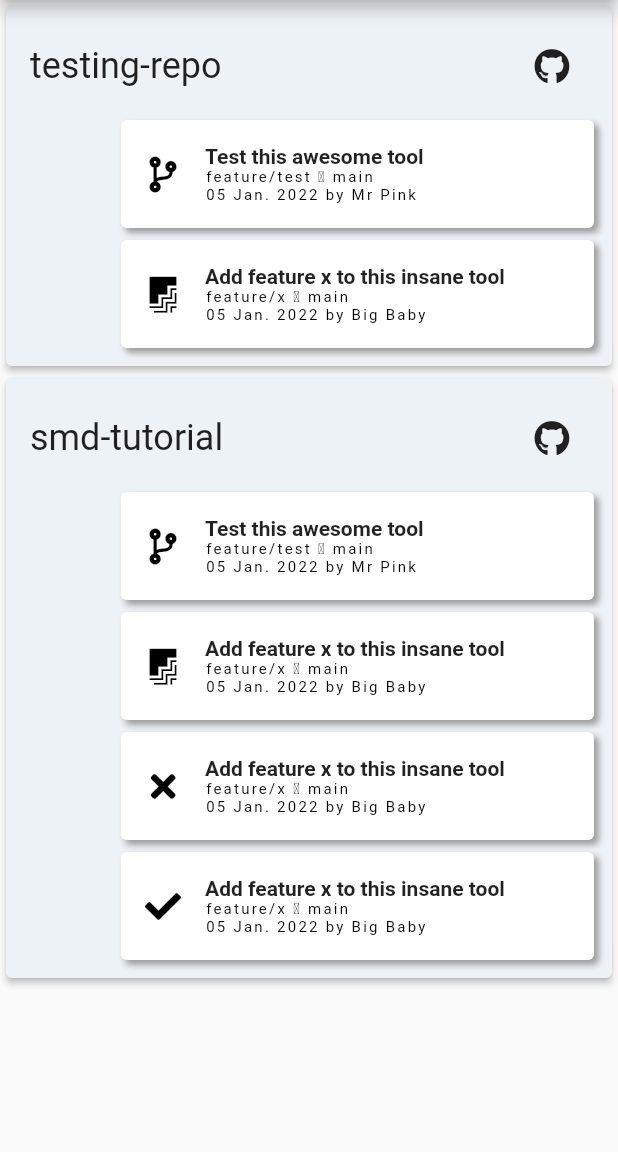
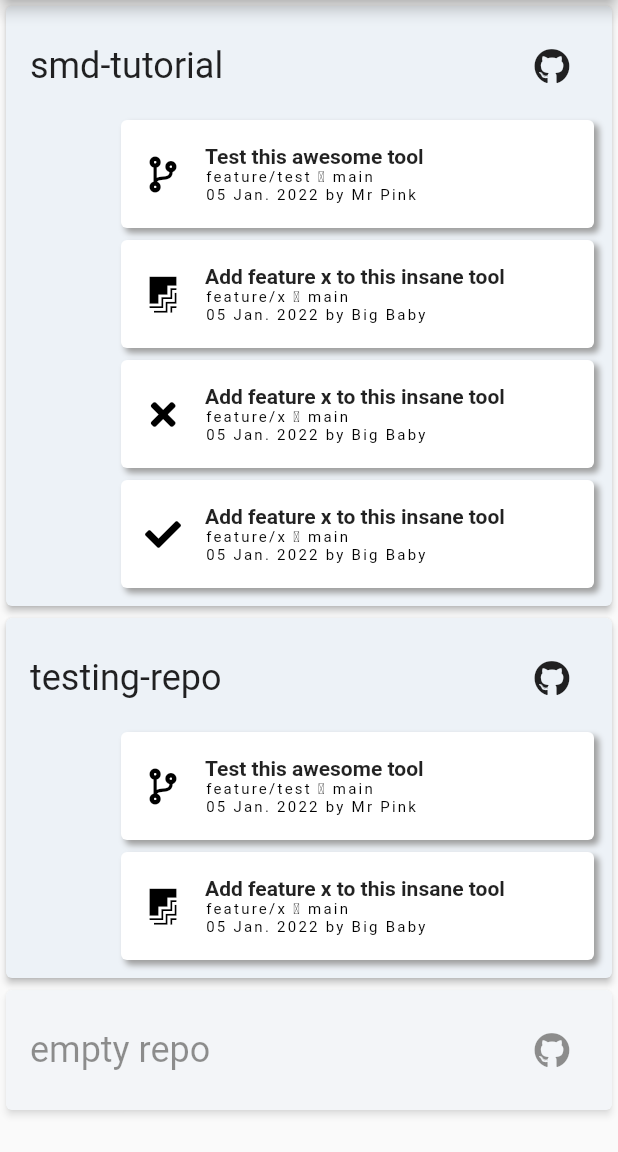
Before and after one commit to brumhard/primate, a Flutter app: the screen it shows after launch, on a phone screen of 412 x 824 dp, the part 84-1236 px from its top. Run offline on Flutter 3.47's test engine with Material 2 defaults, Android fonts, the phone set to English and light mode, and no system bars; our stand-ins replace font_awesome_flutter; missing offline and left inert: grpc, protobuf; statements that could not run were skipped.

Commit message:
Sort repos by num prs, 0.5 opacity if empty repo
Signed-off-by: Tobias Brumhard <code@brumhard.com>

```diff
--- a/app/lib/main.dart
+++ b/app/lib/main.dart
@@ -87,6 +87,8 @@ Widget widgetsForSnapshotState(AsyncSnapshot<List<Repository>> snapshot) {
     );
   }
 
+  snapshot.data!
+      .sort((a, b) => b.pullrequests.length.compareTo(a.pullrequests.length));
   return ListView(
     children: snapshot.data!
         .map((repo) => RepositoryCard(
--- a/app/lib/services/pr.dart
+++ b/app/lib/services/pr.dart
@@ -40,6 +40,7 @@ class PrService {
                 created: DateTime.now().subtract(const Duration(hours: 3)),
                 status: "draft"),
           ]),
+      Repository(name: "empty repo", url: "", pullrequests: []),
       Repository(
           name: "smd-tutorial",
           url: "https://google.com",
@@ -76,7 +77,7 @@ class PrService {
                 targetBranch: "main",
                 created: DateTime.now().subtract(const Duration(hours: 3)),
                 status: "approved"),
-          ])
+          ]),
     ];
     // var repos = await client.listPullRequests(ListPullRequestsRequest());
     // return repos.items
--- a/app/lib/ui/repo_card.dart
+++ b/app/lib/ui/repo_card.dart
@@ -10,7 +10,9 @@ class RepositoryCard extends StatelessWidget {
 
   @override
   Widget build(BuildContext context) {
-    return Card(
+    return Opacity(
+      opacity: repo.pullrequests.isNotEmpty ? 1 : 0.5,
+      child: Card(
         color: const Color(0xffedf2f7),
         elevation: 2.0,
         child: Padding(
@@ -50,6 +52,7 @@ class RepositoryCard extends StatelessWidget {
             ],
           ),
         ),
+      ),
     );
   }
 }
```
Lines whose indentation alone changed are shown as unchanged.
